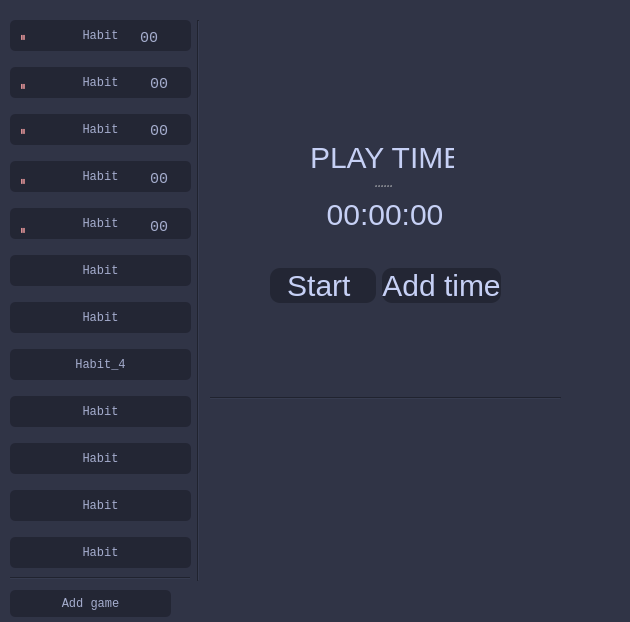
First picture: the form in mainwind.ui, repository gluoniuum/TimeInRep, before the edit.
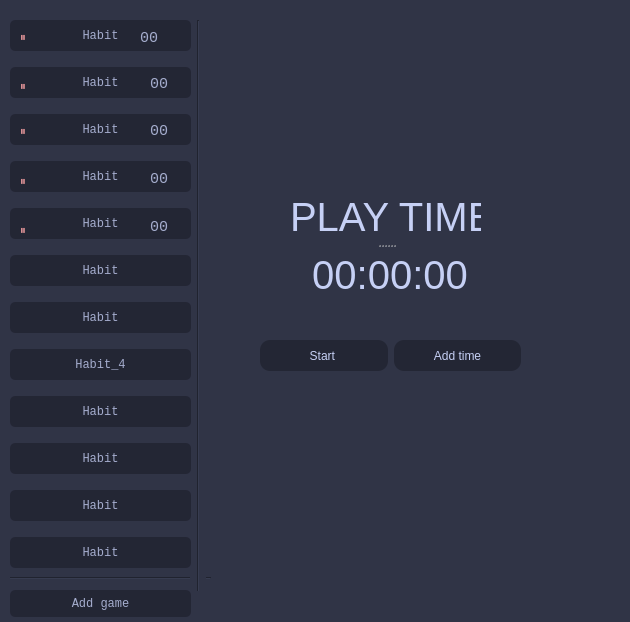
Second picture: the form after the edit.

```diff
--- a/mainwind.ui
+++ b/mainwind.ui
@@ -75,77 +75,39 @@
      <property name="frameShadow">
       <enum>QFrame::Raised</enum>
      </property>
-     <widget class="QWidget" name="layoutWidget">
+     <widget class="QSplitter" name="splitter">
+      <property name="enabled">
+       <bool>false</bool>
+      </property>
       <property name="geometry">
        <rect>
-        <x>30</x>
-        <y>80</y>
-        <width>231</width>
-        <height>71</height>
+        <x>50</x>
+        <y>20</y>
+        <width>191</width>
+        <height>111</height>
        </rect>
       </property>
-      <layout class="QHBoxLayout" name="horizontalLayout" stretch="0,0">
-       <property name="spacing">
-        <number>6</number>
+      <property name="orientation">
+       <enum>Qt::Vertical</enum>
+      </property>
+      <widget class="QLabel" name="playTime">
+       <property name="styleSheet">
+        <string notr="true">color: #c6d0f5;
+font-size: 40px</string>
        </property>
-       <property name="sizeConstraint">
-        <enum>QLayout::SetNoConstraint</enum>
+       <property name="text">
+        <string>PLAY TIME</string>
        </property>
-       <item>
-        <widget class="QPushButton" name="start_butt">
-         <property name="minimumSize">
-          <size>
-           <width>0</width>
-           <height>31</height>
-          </size>
-         </property>
-         <property name="styleSheet">
-          <string notr="true">border-radius: 10% ;
-background-color: #232634;
-color: #c6d0f5;</string>
-         </property>
-         <property name="text">
-          <string>Start </string>
-         </property>
-         <property name="checkable">
-          <bool>false</bool>
-         </property>
-         <property name="checked">
-          <bool>false</bool>
-         </property>
-        </widget>
-       </item>
-       <item>
-        <widget class="QPushButton" name="time_butt_2">
-         <property name="enabled">
-          <bool>true</bool>
-         </property>
-         <property name="minimumSize">
-          <size>
-           <width>0</width>
-           <height>31</height>
-          </size>
-         </property>
-         <property name="baseSize">
-          <size>
-           <width>0</width>
-           <height>10</height>
-          </size>
-         </property>
-         <property name="styleSheet">
-          <string notr="true">border-radius: 10% ;
-background-color: #232634;
-color: #c6d0f5;</string>
-         </property>
-         <property name="text">
-          <string>Add time</string>
-         </property>
-         <property name="checkable">
-          <bool>true</bool>
-         </property>
-        </widget>
-       </item>
-      </layout>
+      </widget>
+      <widget class="QLabel" name="timeLabel">
+       <property name="styleSheet">
+        <string notr="true">color: #c6d0f5;
+font-size: 40px</string>
+       </property>
+       <property name="text">
+        <string>  00:00:00</string>
+       </property>
+      </widget>
      </widget>
     </widget>
     <widget class="Line" name="line">
@@ -153,7 +115,7 @@
       <rect>
        <x>0</x>
        <y>570</y>
-       <width>191</width>
+       <width>201</width>
        <height>16</height>
       </rect>
      </property>
@@ -167,9 +129,12 @@
        <x>180</x>
        <y>20</y>
        <width>16</width>
-       <height>561</height>
+       <height>591</height>
       </rect>
      </property>
+     <property name="styleSheet">
+      <string notr="true"/>
+     </property>
      <property name="orientation">
       <enum>Qt::Vertical</enum>
      </property>
@@ -505,53 +470,6 @@
       <string>⏸️</string>
      </property>
     </widget>
-    <widget class="QSplitter" name="splitter">
-     <property name="enabled">
-      <bool>false</bool>
-     </property>
-     <property name="geometry">
-      <rect>
-       <x>300</x>
-       <y>130</y>
-       <width>144</width>
-       <height>111</height>
-      </rect>
-     </property>
-     <property name="orientation">
-      <enum>Qt::Vertical</enum>
-     </property>
-     <widget class="QLabel" name="playTime">
-      <property name="styleSheet">
-       <string notr="true">color: #c6d0f5;
-font-size: 30px</string>
-      </property>
-      <property name="text">
-       <string>PLAY TIME</string>
-      </property>
-     </widget>
-     <widget class="QLabel" name="timeLabel">
-      <property name="styleSheet">
-       <string notr="true">color: #c6d0f5;
-font-size: 30px</string>
-      </property>
-      <property name="text">
-       <string>  00:00:00</string>
-      </property>
-     </widget>
-    </widget>
-    <widget class="Line" name="line_3">
-     <property name="geometry">
-      <rect>
-       <x>200</x>
-       <y>390</y>
-       <width>351</width>
-       <height>16</height>
-      </rect>
-     </property>
-     <property name="orientation">
-      <enum>Qt::Horizontal</enum>
-     </property>
-    </widget>
     <widget class="QLabel" name="timeLabel_2">
      <property name="geometry">
       <rect>
@@ -657,13 +575,85 @@
       <string>00</string>
      </property>
     </widget>
+    <widget class="QWidget" name="layoutWidget">
+     <property name="geometry">
+      <rect>
+       <x>250</x>
+       <y>310</y>
+       <width>261</width>
+       <height>91</height>
+      </rect>
+     </property>
+     <layout class="QHBoxLayout" name="horizontalLayout" stretch="0,0">
+      <property name="spacing">
+       <number>6</number>
+      </property>
+      <property name="sizeConstraint">
+       <enum>QLayout::SetNoConstraint</enum>
+      </property>
+      <item>
+       <widget class="QPushButton" name="start_butt">
+        <property name="minimumSize">
+         <size>
+          <width>0</width>
+          <height>31</height>
+         </size>
+        </property>
+        <property name="styleSheet">
+         <string notr="true">border-radius: 10% ;
+background-color: #232634;
+color: #c6d0f5;</string>
+        </property>
+        <property name="text">
+         <string>Start </string>
+        </property>
+        <property name="checkable">
+         <bool>false</bool>
+        </property>
+        <property name="checked">
+         <bool>false</bool>
+        </property>
+       </widget>
+      </item>
+      <item>
+       <widget class="QPushButton" name="time_butt_2">
+        <property name="enabled">
+         <bool>true</bool>
+        </property>
+        <property name="minimumSize">
+         <size>
+          <width>0</width>
+          <height>31</height>
+         </size>
+        </property>
+        <property name="baseSize">
+         <size>
+          <width>0</width>
+          <height>10</height>
+         </size>
+        </property>
+        <property name="styleSheet">
+         <string notr="true">border-radius: 10% ;
+background-color: #232634;
+color: #c6d0f5;</string>
+        </property>
+        <property name="text">
+         <string>Add time</string>
+        </property>
+        <property name="checkable">
+         <bool>true</bool>
+        </property>
+       </widget>
+      </item>
+     </layout>
+    </widget>
    </widget>
    <widget class="QPushButton" name="pushButton">
     <property name="geometry">
      <rect>
       <x>10</x>
       <y>590</y>
-      <width>161</width>
+      <width>181</width>
       <height>27</height>
      </rect>
     </property>
```
Left out of the diff: 20 changed lines with no effect on the pictures.
